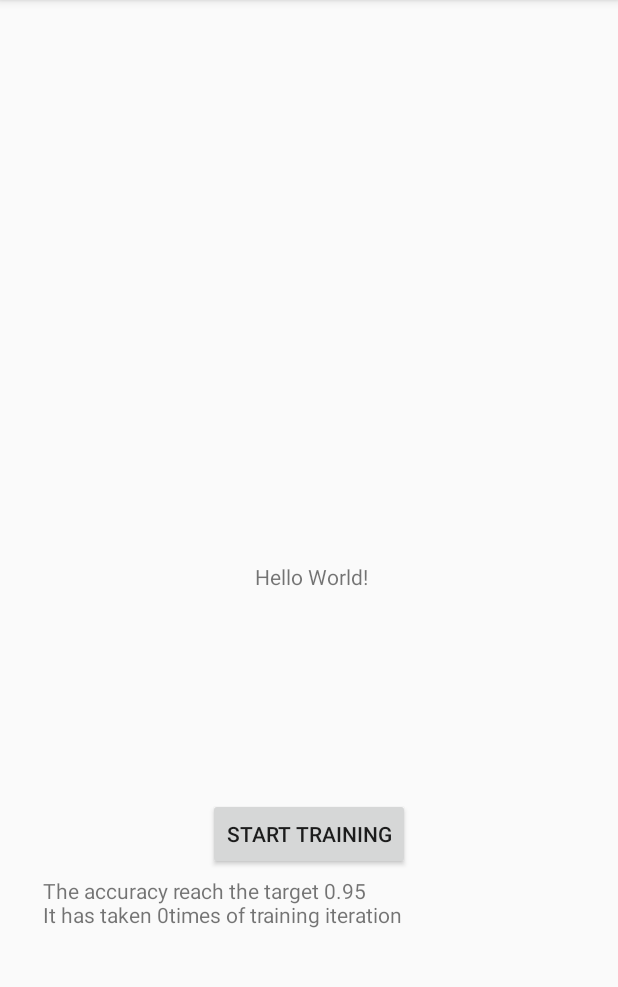
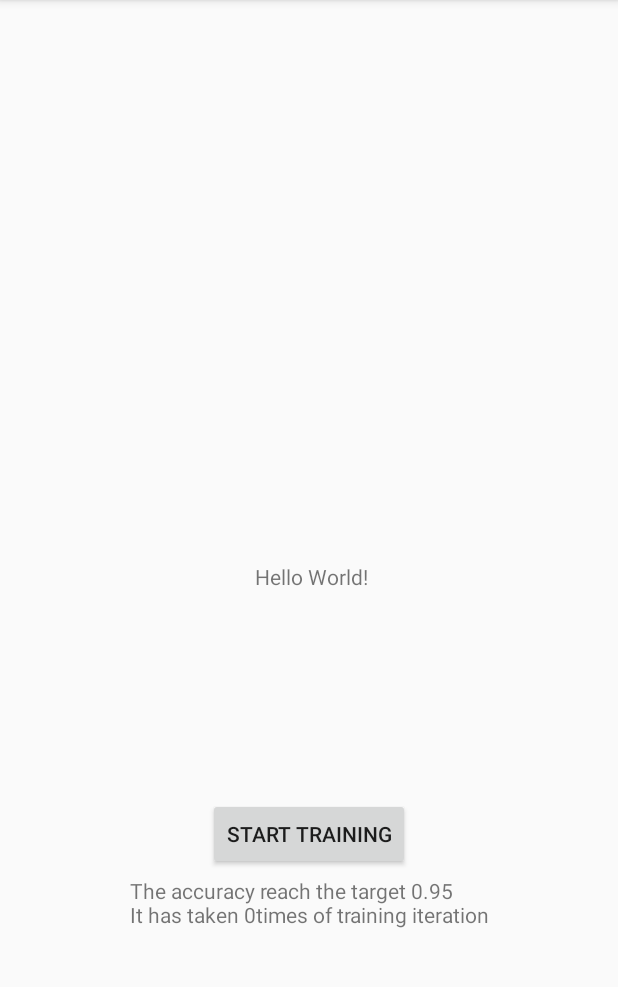
Before and after one commit to AyushSharma5583/Federated-Learning, an Android app: the screen it shows after launch (MainActivity), after a tap on "START TRAINING", on a phone screen of 412 x 824 dp, the part 84-1071 px from its top. Run offline under Robolectric (Android 15) with nearby library versions, the phone set to English and light mode, and no system bars; libraries missing offline, so code that uses them is left out: au.com.bytecode, cz.msebera.android, org.apache.commons, org.datavec.api, org.datavec.image and 6 more; 4 statements that could not run were skipped.

Commit message:
Fixed constraints in the layout.

```diff
--- a/MNIST/client1/app/src/main/res/layout/activity_main.xml
+++ b/MNIST/client1/app/src/main/res/layout/activity_main.xml
@@ -40,10 +40,10 @@
         android:id="@+id/textView2"
         android:layout_width="wrap_content"
         android:layout_height="wrap_content"
-        android:layout_marginEnd="144dp"
         android:text="Not start training"
         app:layout_constraintBottom_toBottomOf="parent"
         app:layout_constraintEnd_toEndOf="parent"
+        app:layout_constraintStart_toStartOf="parent"
         app:layout_constraintTop_toTopOf="parent"
         app:layout_constraintVertical_bias="0.797" />
 
@@ -51,10 +51,10 @@
         android:id="@+id/textAccuracy"
         android:layout_width="wrap_content"
         android:layout_height="wrap_content"
-        android:layout_marginEnd="144dp"
         android:text="Accuracy: "
         app:layout_constraintBottom_toBottomOf="parent"
         app:layout_constraintEnd_toEndOf="parent"
+        app:layout_constraintStart_toStartOf="parent"
         app:layout_constraintTop_toTopOf="parent"
         app:layout_constraintVertical_bias="0.9" />
 
--- a/MNIST/client2/app/src/main/res/layout/activity_main.xml
+++ b/MNIST/client2/app/src/main/res/layout/activity_main.xml
@@ -40,10 +40,10 @@
         android:id="@+id/textView2"
         android:layout_width="wrap_content"
         android:layout_height="wrap_content"
-        android:layout_marginEnd="144dp"
         android:text="Not start training"
         app:layout_constraintBottom_toBottomOf="parent"
         app:layout_constraintEnd_toEndOf="parent"
+        app:layout_constraintStart_toStartOf="parent"
         app:layout_constraintTop_toTopOf="parent"
         app:layout_constraintVertical_bias="0.797" />
 
@@ -51,10 +51,10 @@
         android:id="@+id/textAccuracy"
         android:layout_width="wrap_content"
         android:layout_height="wrap_content"
-        android:layout_marginEnd="144dp"
         android:text="Accuracy: "
         app:layout_constraintBottom_toBottomOf="parent"
         app:layout_constraintEnd_toEndOf="parent"
+        app:layout_constraintStart_toStartOf="parent"
         app:layout_constraintTop_toTopOf="parent"
         app:layout_constraintVertical_bias="0.9" />
 
--- a/MNIST/server_app/app/src/main/res/layout/activity_main.xml
+++ b/MNIST/server_app/app/src/main/res/layout/activity_main.xml
@@ -40,10 +40,10 @@
         android:id="@+id/textView2"
         android:layout_width="wrap_content"
         android:layout_height="wrap_content"
-        android:layout_marginEnd="144dp"
         android:text="Not start training"
         app:layout_constraintBottom_toBottomOf="parent"
         app:layout_constraintEnd_toEndOf="parent"
+        app:layout_constraintStart_toStartOf="parent"
         app:layout_constraintTop_toTopOf="parent"
         app:layout_constraintVertical_bias="0.797" />
 
```
